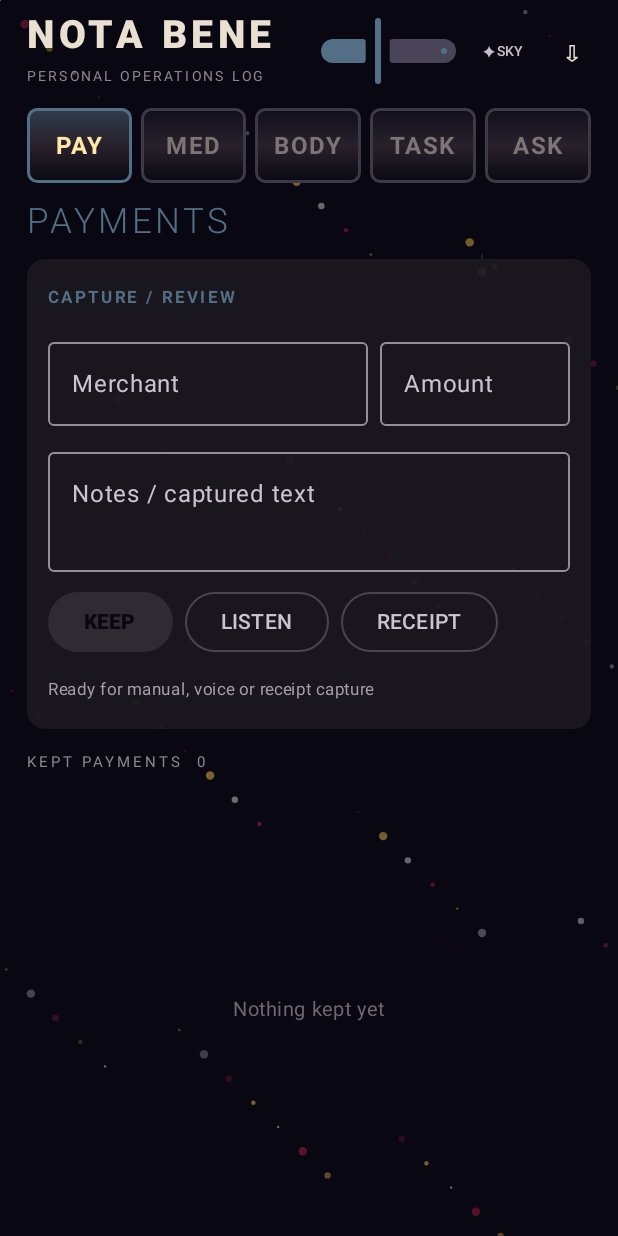
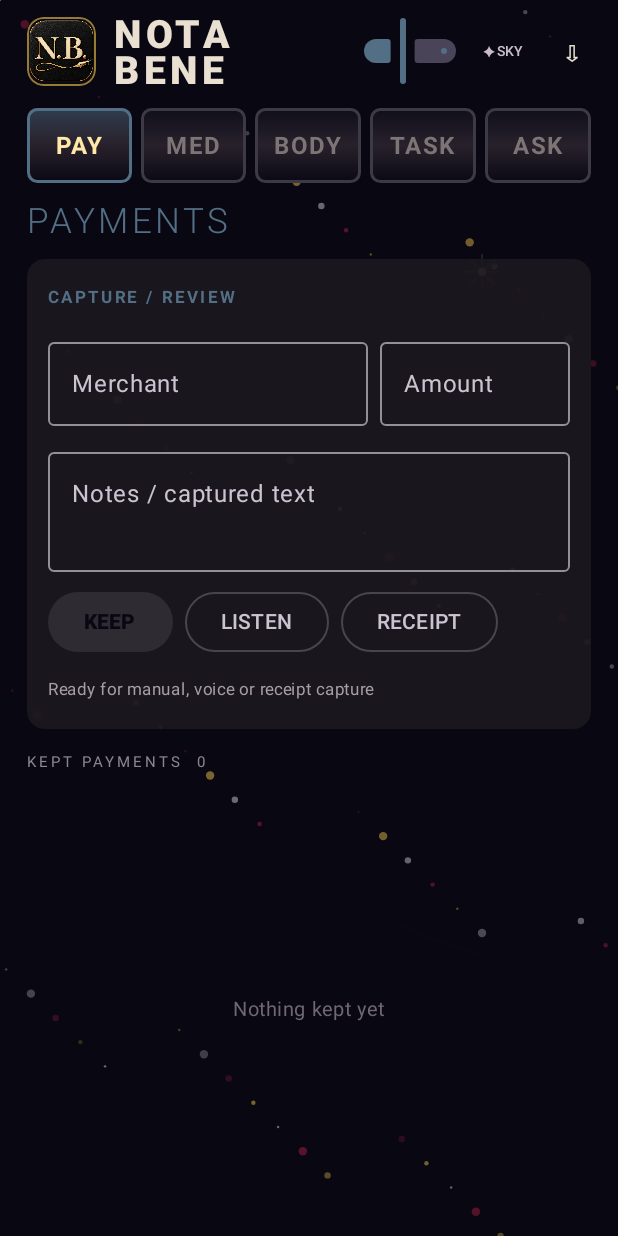
Before and after one commit to AndyJMyers/Nota-Bene, an Android app built with Jetpack Compose: the screen it shows after launch (MainActivity), on a phone screen of 412 x 824 dp. Run offline under Robolectric (Android 15) with nearby library versions, the phone set to English and light mode, and no system bars; our stand-ins replace Room's generated code; libraries missing offline, so code that uses them is left out: com.google.mlkit.vision.

Commit message:
Give Nota Bene its visual identity

```diff
--- a/app/build.gradle.kts
+++ b/app/build.gradle.kts
@@ -13,8 +13,8 @@ android {
         applicationId = "com.notabene.app"
         minSdk = 26
         targetSdk = 36
-        versionCode = 18
-        versionName = "0.7.2-alpha18"
+        versionCode = 19
+        versionName = "0.7.3-alpha19"
     }
 
     buildFeatures { compose = true }
--- a/app/src/main/AndroidManifest.xml
+++ b/app/src/main/AndroidManifest.xml
@@ -2,7 +2,7 @@
 <manifest xmlns:android="http://schemas.android.com/apk/res/android">
     <application
         android:allowBackup="true"
-        android:icon="@drawable/ic_launcher"
+        android:icon="@drawable/nb_fountain_icon"
         android:label="Nota Bene"
         android:supportsRtl="true"
         android:theme="@style/Theme.NotaBene">
--- a/app/src/main/java/com/notabene/app/MainActivity.kt
+++ b/app/src/main/java/com/notabene/app/MainActivity.kt
@@ -20,6 +20,7 @@ import androidx.compose.animation.fadeIn
 import androidx.compose.animation.fadeOut
 import androidx.compose.animation.togetherWith
 import androidx.compose.foundation.Canvas
+import androidx.compose.foundation.Image
 import androidx.compose.foundation.background
 import androidx.compose.foundation.border
 import androidx.compose.foundation.clickable
@@ -65,15 +66,18 @@ import androidx.compose.runtime.setValue
 import androidx.compose.ui.Alignment
 import androidx.compose.ui.Modifier
 import androidx.compose.ui.draw.alpha
+import androidx.compose.ui.draw.clip
 import androidx.compose.ui.geometry.Offset
 import androidx.compose.ui.graphics.Brush
 import androidx.compose.ui.graphics.Color
 import androidx.compose.ui.graphics.Path
 import androidx.compose.ui.graphics.lerp
 import androidx.compose.ui.graphics.drawscope.Stroke
+import androidx.compose.ui.layout.ContentScale
 import androidx.compose.ui.platform.LocalContext
 import androidx.compose.ui.platform.LocalFocusManager
 import androidx.compose.ui.platform.LocalSoftwareKeyboardController
+import androidx.compose.ui.res.painterResource
 import androidx.compose.ui.semantics.contentDescription
 import androidx.compose.ui.semantics.semantics
 import androidx.compose.ui.text.font.FontWeight
@@ -217,6 +221,16 @@ private fun Header(
     onExport: () -> Unit
 ) {
     Row(Modifier.fillMaxWidth().height(52.dp), verticalAlignment = Alignment.CenterVertically, horizontalArrangement = Arrangement.spacedBy(12.dp)) {
+        Image(
+            painter = painterResource(id = R.drawable.nb_fountain_icon),
+            contentDescription = "Nota Bene",
+            contentScale = ContentScale.Crop,
+            modifier = Modifier
+                .width(46.dp)
+                .height(46.dp)
+                .clip(RoundedCornerShape(11.dp))
+                .border(1.dp, Color(0x99F2C94C), RoundedCornerShape(11.dp))
+        )
         Column(Modifier.weight(1f), verticalArrangement = Arrangement.Center) {
             Text("NOTA BENE", color = Color(0xFFE9E0D2), fontSize = 26.sp, fontWeight = FontWeight.Black, letterSpacing = 3.sp)
             Text("PERSONAL OPERATIONS LOG", color = Color(0xFF8F8790), fontSize = 9.sp, letterSpacing = 2.sp)
```
Also changed, not shown: app/src/main/res/drawable-nodpi/nb_fountain_icon.png (added), 4 other files.
